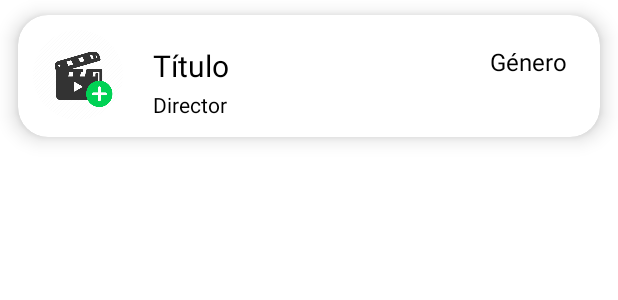
After one commit to AngeloBalbinx/ProjectCineYa, an Android app: the layout recylcer_item.xml on its own in the app's theme, with its tools: preview values and no code run, on a phone screen of 412 x 824 dp. The commit adds this screen. Shown: the top 300 px of the screen. Run offline under Robolectric (Android 15) with nearby library versions, the phone set to English and light mode, and no system bars.

Commit message:
Implementando el módulo Listar Peliculas mediante un RecyclerView

```diff
--- a/app/build.gradle
+++ b/app/build.gradle
@@ -49,4 +49,6 @@ dependencies {
     testImplementation 'junit:junit:4.13.2'
     androidTestImplementation 'androidx.test.ext:junit:1.1.5'
     androidTestImplementation 'androidx.test.espresso:espresso-core:3.5.1'
+    implementation 'com.github.bumptech.glide:glide:4.14.2'
+    annotationProcessor 'com.github.bumptech.glide:compiler:4.14.2'
 }
--- a/app/src/main/java/com/example/projectcineya/PeliculaClass.kt
+++ b/app/src/main/java/com/example/projectcineya/PeliculaClass.kt
@@ -12,4 +12,5 @@ class PeliculaClass {
         this.genero = genero
         this.imagen = imagen
     }
+    constructor() {}
 }
--- /dev/null
+++ b/app/src/main/res/layout/recylcer_item.xml
@@ -0,0 +1,60 @@
+<?xml version="1.0" encoding="utf-8"?>
+<androidx.cardview.widget.CardView xmlns:android="http://schemas.android.com/apk/res/android"
+    android:layout_width="match_parent"
+    android:layout_height="wrap_content"
+    xmlns:app="http://schemas.android.com/apk/res-auto"
+    android:id="@+id/recCard"
+    android:layout_marginStart="12dp"
+    android:layout_marginEnd="12dp"
+    android:layout_marginHorizontal="10dp"
+    android:layout_marginVertical="10dp"
+    app:cardCornerRadius="20dp"
+    app:cardElevation="8dp">
+    <RelativeLayout
+        android:layout_width="match_parent"
+        android:layout_height="wrap_content">
+        <com.google.android.material.imageview.ShapeableImageView
+            android:layout_width="60dp"
+            android:layout_height="60dp"
+            android:id="@+id/recImagen"
+            android:src="@drawable/addmovie"
+            android:layout_marginStart="10dp"
+            android:layout_marginBottom="10dp"
+            android:layout_marginTop="10dp"
+            android:scaleType="centerCrop"
+            app:shapeAppearanceOverlay="@style/roundedImageViewRounded"/>
+        <TextView
+            android:layout_width="180dp"
+            android:layout_height="30dp"
+            android:id="@+id/recTitulo"
+            android:text="@string/titulo"
+            android:textColor="@color/black"
+            android:textSize="20sp"
+            android:layout_marginTop="20dp"
+            android:layout_marginStart="20dp"
+            android:layout_toEndOf="@id/recImagen"/>
+        <TextView
+            android:layout_width="80dp"
+            android:layout_height="30dp"
+            android:id="@+id/recGenero"
+            android:text="@string/genero"
+            android:layout_toEndOf="@id/recTitulo"
+            android:layout_marginTop="20dp"
+            android:layout_marginStart="30dp"
+            android:textAlignment="center"
+            android:textColor="@color/black"
+            android:textSize="16sp"/>
+        <TextView
+            android:layout_width="140dp"
+            android:layout_height="wrap_content"
+            android:id="@+id/recDirector"
+            android:text="@string/director"
+            android:textColor="@color/black"
+            android:textSize="14sp"
+            android:layout_toEndOf="@id/recImagen"
+            android:layout_below="@id/recTitulo"
+            android:layout_marginStart="20dp"
+            android:maxLines="1"
+            android:layout_marginBottom="12dp"/>
+    </RelativeLayout>
+</androidx.cardview.widget.CardView>
--- a/app/src/main/res/values/strings.xml
+++ b/app/src/main/res/values/strings.xml
@@ -10,8 +10,12 @@
     <string name="registrado">Ya tienes cuenta? Ingresar</string>
     <string name="guardando">Guardando...</string>
     <string name="agregar">Agregar</string>
-    <string name="ingresanombrepeli">Ingresa el nombre</string>
+    <string name="ingresanombrepeli">Ingresa el título</string>
     <string name="ingresadirector">Ingresa el director</string>
     <string name="ingresagenero">Ingresa el género</string>
     <string name="guardar">Guardar</string>
+    <string name="titulo">Título</string>
+    <string name="director">Director</string>
+    <string name="genero">Género</string>
+    <string name="cargando">Cargando...</string>
 </resources>
--- a/app/src/main/res/values/themes.xml
+++ b/app/src/main/res/values/themes.xml
@@ -13,4 +13,8 @@
         <item name="android:statusBarColor">?attr/colorPrimaryVariant</item>
         <!-- Customize your theme here. -->
     </style>
+    <style name="roundedImageViewRounded">
+        <item name="cornerFamily">rounded</item>
+        <item name="cornerSize">50%</item>
+    </style>
 </resources>
```
Also changed, not shown: app/src/main/java/com/example/projectcineya/MainActivity.kt (+40 -0 lines), app/src/main/java/com/example/projectcineya/PeliculaAdapter.kt (added, +30 -0 lines), app/src/main/java/com/example/projectcineya/PeliculaVH.kt (added, +22 -0 lines), app/src/main/res/layout/activity_main.xml (+6 -1 lines), app/src/main/res/layout/progressbarcargar_layout.xml (added, +28 -0 lines).
